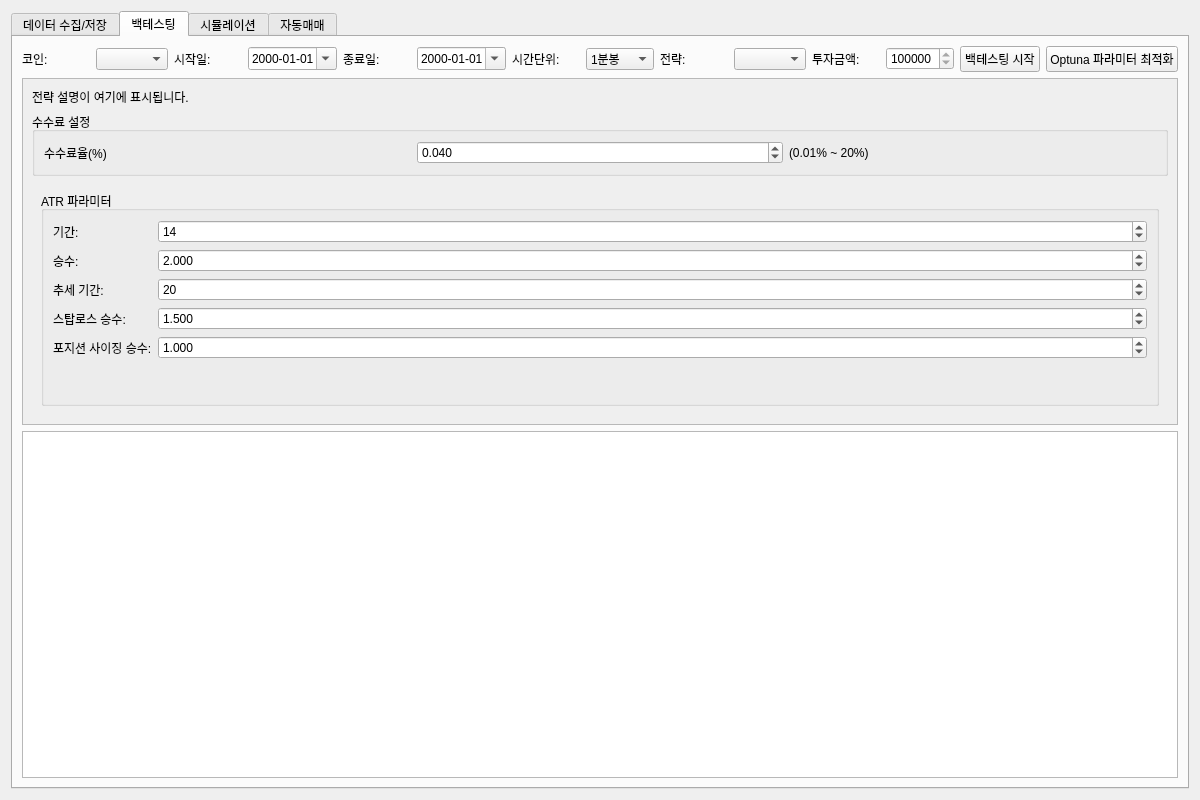
Old version of the form autotrade.ui in the repository GilbertJeons/CTrade_Auto.
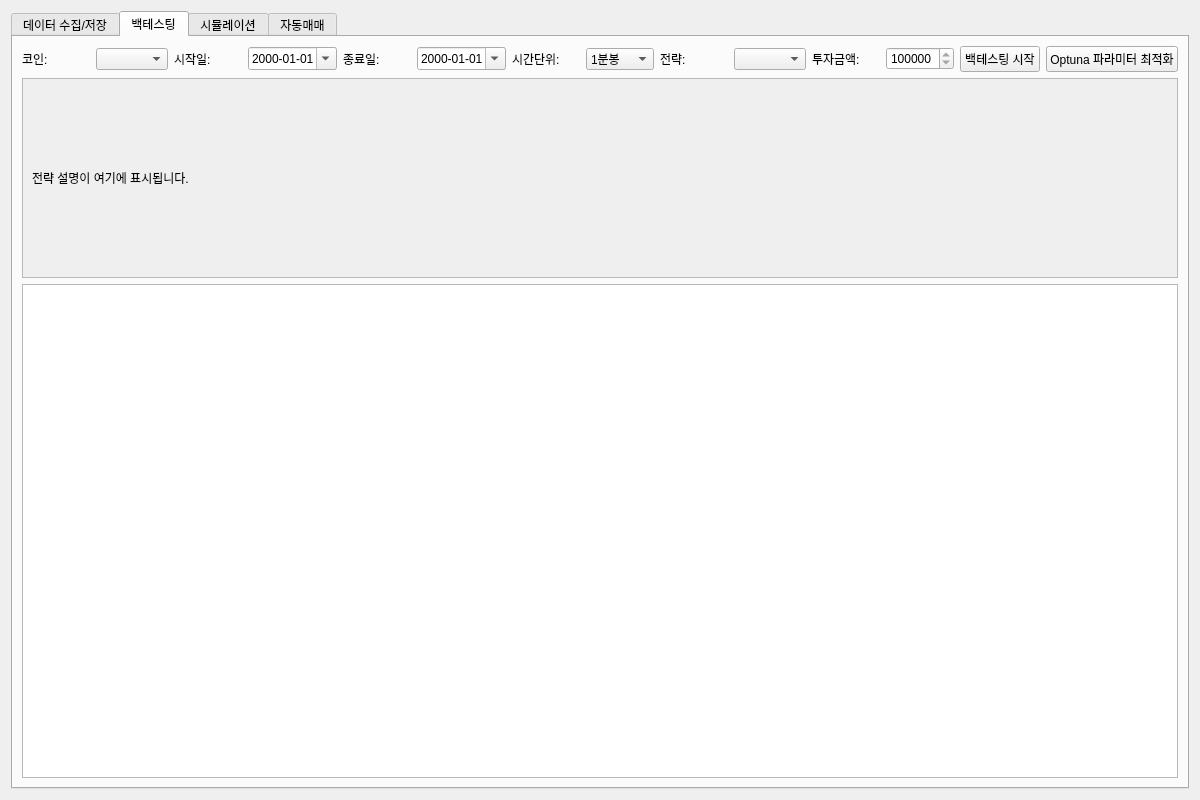
New version of the form. The open tabs and pages were chosen to show the change.

Patch:
```diff
--- a/autotrade.ui
+++ b/autotrade.ui
@@ -218,8 +218,8 @@
       <attribute name="title">
        <string>백테스팅</string>
       </attribute>
-      <layout class="QVBoxLayout" name="verticalLayout_3">
-       <item>
+      <layout class="QGridLayout" name="backtestLayout">
+       <item row="0" column="0">
         <layout class="QHBoxLayout" name="horizontalLayout_2">
          <item>
           <widget class="QLabel" name="label_4">
@@ -360,14 +360,45 @@
          </item>
         </layout>
        </item>
-       <item>
-        <widget class="QScrollArea" name="scrollArea">
+       <item row="1" column="0">
+        <widget class="QScrollArea" name="backtestParamScrollArea">
+         <property name="sizePolicy">
+          <sizepolicy hsizetype="Expanding" vsizetype="Fixed">
+           <horstretch>0</horstretch>
+           <verstretch>0</verstretch>
+          </sizepolicy>
+         </property>
+         <property name="minimumSize">
+          <size>
+           <width>0</width>
+           <height>200</height>
+          </size>
+         </property>
+         <property name="maximumSize">
+          <size>
+           <width>16777215</width>
+           <height>300</height>
+          </size>
+         </property>
+         <property name="styleSheet">
+          <string notr="true">QGroupBox { 
+            margin-top: 5px;
+            margin-bottom: 5px;
+            padding: 5px;
+          }
+          QGroupBox::title {
+            subcontrol-origin: margin;
+            left: 7px;
+            padding: 0px 3px 0px 3px;
+          }
+          </string>
+         </property>
          <property name="widgetResizable">
           <bool>true</bool>
          </property>
          <widget class="QWidget" name="scrollAreaWidgetContents">
-          <layout class="QVBoxLayout" name="backtestParamLayout">
-           <item>
+          <layout class="QGridLayout" name="backtestParamLayout">
+           <item row="0" column="0">
             <widget class="QLabel" name="strategyDescriptionLabel">
              <property name="text">
               <string>전략 설명이 여기에 표시됩니다.</string>
@@ -377,268 +408,22 @@
              </property>
             </widget>
            </item>
-           <item>
-            <widget class="QGroupBox" name="feeGroup">
-             <property name="title">
-              <string>수수료 설정</string>
-             </property>
-             <layout class="QHBoxLayout" name="feeLayout">
-              <item>
-               <widget class="QLabel" name="feeLabel">
-                <property name="text">
-                 <string>수수료율(%)</string>
-                </property>
-               </widget>
-              </item>
-              <item>
-               <widget class="QDoubleSpinBox" name="feeRateSpinBox">
-                <property name="minimum">
-                 <double>0.01</double>
-                </property>
-                <property name="maximum">
-                 <double>20.0</double>
-                </property>
-                <property name="singleStep">
-                 <double>0.005</double>
-                </property>
-                <property name="decimals">
-                 <number>3</number>
-                </property>
-                <property name="value">
-                 <double>0.04</double>
-                </property>
-               </widget>
-              </item>
-              <item>
-               <widget class="QLabel" name="feeRangeLabel">
-                <property name="text">
-                 <string>(0.01% ~ 20%)</string>
-                </property>
-               </widget>
-              </item>
-             </layout>
-            </widget>
-           </item>
-           <item>
-            <widget class="QStackedWidget" name="backtestParamStackedWidget">
-             <property name="currentIndex">
-              <number>0</number>
-             </property>
-             <widget class="QWidget" name="rsiPage">
-              <layout class="QVBoxLayout" name="verticalLayout_rsi">
-               <item>
-                <widget class="QGroupBox" name="rsiGroup">
-                 <property name="title"><string>RSI 파라미터</string></property>
-                 <layout class="QFormLayout" name="formLayout_rsi">
-                  <item row="0" column="0"><widget class="QLabel" name="label_rsi_period"><property name="text"><string>기간:</string></property></widget></item>
-                  <item row="0" column="1"><widget class="QSpinBox" name="rsiPeriod"><property name="minimum"><number>1</number></property><property name="maximum"><number>100</number></property><property name="value"><number>14</number></property></widget></item>
-                  <item row="1" column="0"><widget class="QLabel" name="label_rsi_overbought"><property name="text"><string>과매수:</string></property></widget></item>
-                  <item row="1" column="1"><widget class="QSpinBox" name="rsiOverbought"><property name="minimum"><number>50</number></property><property name="maximum"><number>100</number></property><property name="value"><number>70</number></property></widget></item>
-                  <item row="2" column="0"><widget class="QLabel" name="label_rsi_oversold"><property name="text"><string>과매도:</string></property></widget></item>
-                  <item row="2" column="1"><widget class="QSpinBox" name="rsiOversold"><property name="minimum"><number>0</number></property><property name="maximum"><number>50</number></property><property name="value"><number>30</number></property></widget></item>
-                 </layout>
-                </widget>
-               </item>
-              </layout>
-             </widget>
-             <widget class="QWidget" name="bbPage">
-              <layout class="QVBoxLayout" name="verticalLayout_bb">
-               <item>
-                <widget class="QGroupBox" name="bbGroup">
-                 <property name="title"><string>볼린저밴드 파라미터</string></property>
-                 <layout class="QFormLayout" name="formLayout_bb">
-                  <item row="0" column="0"><widget class="QLabel" name="label_bb_period"><property name="text"><string>기간:</string></property></widget></item>
-                  <item row="0" column="1"><widget class="QSpinBox" name="bbPeriod"><property name="minimum"><number>1</number></property><property name="maximum"><number>100</number></property><property name="value"><number>20</number></property></widget></item>
-                  <item row="1" column="0"><widget class="QLabel" name="label_bb_std"><property name="text"><string>표준편차:</string></property></widget></item>
-                  <item row="1" column="1"><widget class="QDoubleSpinBox" name="bbStd">
-                   <property name="minimum">
-                    <double>0.1</double>
-                   </property>
-                   <property name="maximum">
-                    <double>5.0</double>
-                   </property>
-                   <property name="value">
-                    <double>2.0</double>
-                   </property>
-                   <property name="singleStep">
-                    <double>0.1</double>
-                   </property>
-                   <property name="decimals">
-                    <number>3</number>
-                   </property>
-                  </widget></item>
-                 </layout>
-                </widget>
-               </item>
-              </layout>
-             </widget>
-             <widget class="QWidget" name="macdPage">
-              <layout class="QVBoxLayout" name="verticalLayout_macd">
-               <item>
-                <widget class="QGroupBox" name="macdGroup">
-                 <property name="title"><string>MACD 파라미터</string></property>
-                 <layout class="QFormLayout" name="formLayout_macd">
-                  <item row="0" column="0"><widget class="QLabel" name="label_macd_fast"><property name="text"><string>빠른 기간:</string></property></widget></item>
-                  <item row="0" column="1"><widget class="QSpinBox" name="macdFastPeriod"><property name="minimum"><number>1</number></property><property name="maximum"><number>100</number></property><property name="value"><number>12</number></property></widget></item>
-                  <item row="1" column="0"><widget class="QLabel" name="label_macd_slow"><property name="text"><string>느린 기간:</string></property></widget></item>
-                  <item row="1" column="1"><widget class="QSpinBox" name="macdSlowPeriod"><property name="minimum"><number>1</number></property><property name="maximum"><number>100</number></property><property name="value"><number>26</number></property></widget></item>
-                  <item row="2" column="0"><widget class="QLabel" name="label_macd_signal"><property name="text"><string>시그널 기간:</string></property></widget></item>
-                  <item row="2" column="1"><widget class="QSpinBox" name="macdSignalPeriod"><property name="minimum"><number>1</number></property><property name="maximum"><number>100</number></property><property name="value"><number>9</number></property></widget></item>
-                 </layout>
-                </widget>
-               </item>
-              </layout>
-             </widget>
-             <widget class="QWidget" name="maPage">
-              <layout class="QVBoxLayout" name="verticalLayout_ma">
-               <item>
-                <widget class="QGroupBox" name="maGroup">
-                 <property name="title"><string>이동평균선 파라미터</string></property>
-                 <layout class="QFormLayout" name="formLayout_ma">
-                  <item row="0" column="0"><widget class="QLabel" name="label_ma_short"><property name="text"><string>단기 기간:</string></property></widget></item>
-                  <item row="0" column="1"><widget class="QSpinBox" name="maShortPeriod"><property name="minimum"><number>1</number></property><property name="maximum"><number>100</number></property><property name="value"><number>5</number></property></widget></item>
-                  <item row="1" column="0"><widget class="QLabel" name="label_ma_long"><property name="text"><string>장기 기간:</string></property></widget></item>
-                  <item row="1" column="1"><widget class="QSpinBox" name="maLongPeriod"><property name="minimum"><number>1</number></property><property name="maximum"><number>200</number></property><property name="value"><number>20</number></property></widget></item>
-                 </layout>
-                </widget>
-               </item>
-              </layout>
-             </widget>
-             <widget class="QWidget" name="stochPage">
-              <layout class="QVBoxLayout" name="verticalLayout_stoch">
-               <item>
-                <widget class="QGroupBox" name="stochGroup">
-                 <property name="title"><string>스토캐스틱 파라미터</string></property>
-                 <layout class="QFormLayout" name="formLayout_stoch">
-                  <item row="0" column="0"><widget class="QLabel" name="label_stoch_period"><property name="text"><string>기간:</string></property></widget></item>
-                  <item row="0" column="1"><widget class="QSpinBox" name="stochPeriod"><property name="minimum"><number>1</number></property><property name="maximum"><number>100</number></property><property name="value"><number>14</number></property></widget></item>
-                  <item row="1" column="0"><widget class="QLabel" name="label_stoch_k"><property name="text"><string>K 기간:</string></property></widget></item>
-                  <item row="1" column="1"><widget class="QSpinBox" name="stochKPeriod"><property name="minimum"><number>1</number></property><property name="maximum"><number>100</number></property><property name="value"><number>3</number></property></widget></item>
-                  <item row="2" column="0"><widget class="QLabel" name="label_stoch_d"><property name="text"><string>D 기간:</string></property></widget></item>
-                  <item row="2" column="1"><widget class="QSpinBox" name="stochDPeriod"><property name="minimum"><number>1</number></property><property name="maximum"><number>100</number></property><property name="value"><number>3</number></property></widget></item>
-                  <item row="3" column="0"><widget class="QLabel" name="label_stoch_overbought"><property name="text"><string>과매수:</string></property></widget></item>
-                  <item row="3" column="1"><widget class="QSpinBox" name="stochOverbought"><property name="minimum"><number>50</number></property><property name="maximum"><number>100</number></property><property name="value"><number>80</number></property></widget></item>
-                  <item row="4" column="0"><widget class="QLabel" name="label_stoch_oversold"><property name="text"><string>과매도:</string></property></widget></item>
-                  <item row="4" column="1"><widget class="QSpinBox" name="stochOversold"><property name="minimum"><number>0</number></property><property name="maximum"><number>50</number></property><property name="value"><number>20</number></property></widget></item>
-                 </layout>
-                </widget>
-               </item>
-              </layout>
-             </widget>
-             <widget class="QWidget" name="atrPage">
-              <layout class="QVBoxLayout" name="verticalLayout_atr">
-               <item>
-                <widget class="QGroupBox" name="atrGroup">
-                 <property name="title"><string>ATR 파라미터</string></property>
-                 <layout class="QFormLayout" name="formLayout_atr">
-                  <item row="0" column="0"><widget class="QLabel" name="label_atr_period"><property name="text"><string>기간:</string></property></widget></item>
-                  <item row="0" column="1"><widget class="QSpinBox" name="atrPeriod"><property name="minimum"><number>1</number></property><property name="maximum"><number>100</number></property><property name="value"><number>14</number></property></widget></item>
-                  <item row="1" column="0"><widget class="QLabel" name="label_atr_multiplier"><property name="text"><string>승수:</string></property></widget></item>
-                  <item row="1" column="1"><widget class="QDoubleSpinBox" name="atrMultiplier">
-                   <property name="minimum">
-                    <double>0.1</double>
-                   </property>
-                   <property name="maximum">
-                    <double>5.0</double>
-                   </property>
-                   <property name="value">
-                    <double>2.0</double>
-                   </property>
-                   <property name="singleStep">
-                    <double>0.1</double>
-                   </property>
-                   <property name="decimals">
-                    <number>3</number>
-                   </property>
-                  </widget></item>
-                  <item row="2" column="0"><widget class="QLabel" name="label_trend_period"><property name="text"><string>추세 기간:</string></property></widget></item>
-                  <item row="2" column="1"><widget class="QSpinBox" name="trendPeriod"><property name="minimum"><number>1</number></property><property name="maximum"><number>100</number></property><property name="value"><number>20</number></property></widget></item>
-                  <item row="3" column="0"><widget class="QLabel" name="label_stop_loss_multiplier"><property name="text"><string>스탑로스 승수:</string></property></widget></item>
-                  <item row="3" column="1"><widget class="QDoubleSpinBox" name="stopLossMultiplier">
-                   <property name="minimum">
-                    <double>0.1</double>
-                   </property>
-                   <property name="maximum">
-                    <double>10.0</double>
-                   </property>
-                   <property name="value">
-                    <double>1.5</double>
-                   </property>
-                   <property name="singleStep">
-                    <double>0.1</double>
-                   </property>
-                   <property name="decimals">
-                    <number>3</number>
-                   </property>
-                  </widget></item>
-                  <item row="4" column="0"><widget class="QLabel" name="label_position_size_multiplier"><property name="text"><string>포지션 사이징 승수:</string></property></widget></item>
-                  <item row="4" column="1"><widget class="QDoubleSpinBox" name="positionSizeMultiplier">
-                   <property name="minimum">
-                    <double>0.1</double>
-                   </property>
-                   <property name="maximum">
-                    <double>10.0</double>
-                   </property>
-                   <property name="value">
-                    <double>1.0</double>
-                   </property>
-                   <property name="singleStep">
-                    <double>0.1</double>
-                   </property>
-                   <property name="decimals">
-                    <number>3</number>
-                   </property>
-                  </widget></item>
-                 </layout>
-                </widget>
-               </item>
-              </layout>
-             </widget>
-             <widget class="QWidget" name="volumeProfilePage">
-              <layout class="QVBoxLayout" name="verticalLayout_volumeProfile">
-               <item>
-                <widget class="QGroupBox" name="volumeProfileGroup">
-                 <property name="title"><string>거래량 프로파일 파라미터</string></property>
-                 <layout class="QFormLayout" name="formLayout_volume">
-                  <item row="0" column="0"><widget class="QLabel" name="label_volume"><property name="text"><string>거래량 임계값:</string></property></widget></item>
-                  <item row="0" column="1"><widget class="QSpinBox" name="volumeThreshold"><property name="minimum"><number>1</number></property><property name="maximum"><number>1000000</number></property><property name="value"><number>1000</number></property></widget></item>
-                  <item row="1" column="0"><widget class="QLabel" name="label_bins"><property name="text"><string>구간 개수:</string></property></widget></item>
-                  <item row="1" column="1"><widget class="QSpinBox" name="numBins"><property name="minimum"><number>1</number></property><property name="maximum"><number>100</number></property><property name="value"><number>10</number></property></widget></item>
-                  <item row="2" column="0"><widget class="QLabel" name="label_zscore"><property name="text"><string>Z-Score 임계값:</string></property></widget></item>
-                  <item row="2" column="1"><widget class="QDoubleSpinBox" name="volumeZscoreThreshold"><property name="minimum"><double>0.1</double></property><property name="maximum"><double>10.0</double></property><property name="value"><double>2.0</double></property><property name="singleStep"><double>0.1</double></property><property name="decimals"><number>3</number></property></widget></item>
-                  <item row="3" column="0"><widget class="QLabel" name="label_window"><property name="text"><string>이동평균 윈도우:</string></property></widget></item>
-                  <item row="3" column="1"><widget class="QSpinBox" name="windowSize"><property name="minimum"><number>1</number></property><property name="maximum"><number>100</number></property><property name="value"><number>20</number></property></widget></item>
-                 </layout>
-                </widget>
-               </item>
-              </layout>
-             </widget>
-             <widget class="QWidget" name="mlPage">
-              <layout class="QVBoxLayout" name="verticalLayout_ml">
-               <item>
-                <widget class="QGroupBox" name="mlGroup">
-                 <property name="title"><string>머신러닝 파라미터</string></property>
-                 <layout class="QFormLayout" name="formLayout_ml">
-                  <item row="0" column="0"><widget class="QLabel" name="label_ml"><property name="text"><string>예측 기간:</string></property></widget></item>
-                  <item row="0" column="1"><widget class="QSpinBox" name="predictionPeriod"><property name="minimum"><number>1</number></property><property name="maximum"><number>30</number></property><property name="value"><number>5</number></property></widget></item>
-                  <item row="1" column="0"><widget class="QLabel" name="label_ml2"><property name="text"><string>학습 기간:</string></property></widget></item>
-                  <item row="1" column="1"><widget class="QSpinBox" name="trainingPeriod"><property name="minimum"><number>10</number></property><property name="maximum"><number>365</number></property><property name="value"><number>30</number></property></widget></item>
-                 </layout>
-                </widget>
-               </item>
-              </layout>
-             </widget>
-            </widget>
-           </item>
           </layout>
          </widget>
         </widget>
        </item>
-       <item>
+       <item row="2" column="0">
         <widget class="QTextEdit" name="backtestStatus">
          <property name="readOnly">
           <bool>true</bool>
          </property>
+         <property name="html">
+          <string>&lt;!DOCTYPE HTML PUBLIC &quot;-//W3C//DTD HTML 4.0//EN&quot; &quot;http://www.w3.org/TR/REC-html40/strict.dtd&quot;&gt;
+&lt;html&gt;&lt;head&gt;&lt;meta name=&quot;qrichtext&quot; content=&quot;1&quot; /&gt;&lt;style type=&quot;text/css&quot;&gt;
+p, li { white-space: pre-wrap; }
+&lt;/style&gt;&lt;/head&gt;&lt;body style=&quot; font-family:'Gulim'; font-size:9pt; font-weight:400; font-style:normal;&quot;&gt;
+&lt;p style=&quot;-qt-paragraph-type:empty; margin-top:0px; margin-bottom:0px; margin-left:0px; margin-right:0px; -qt-block-indent:0; text-indent:0px;&quot;&gt;&lt;br /&gt;&lt;/p&gt;&lt;/body&gt;&lt;/html&gt;</string>
+         </property>
         </widget>
        </item>
       </layout>
```
Left out of the diff: 2 changed lines with no effect on the pictures.
